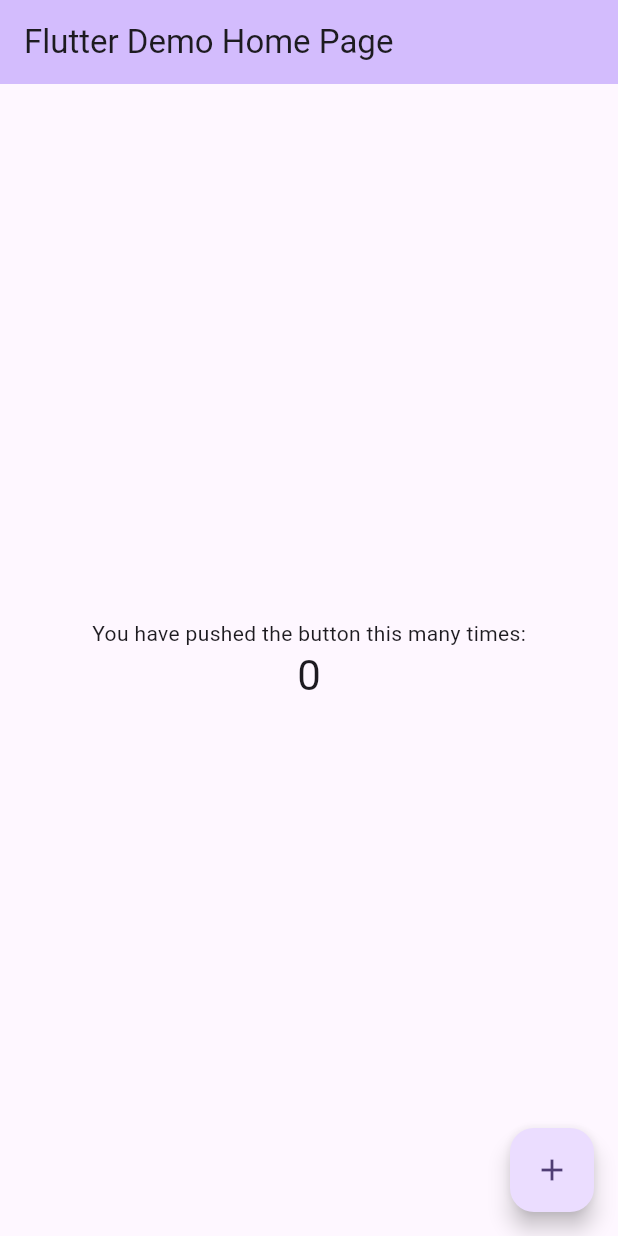
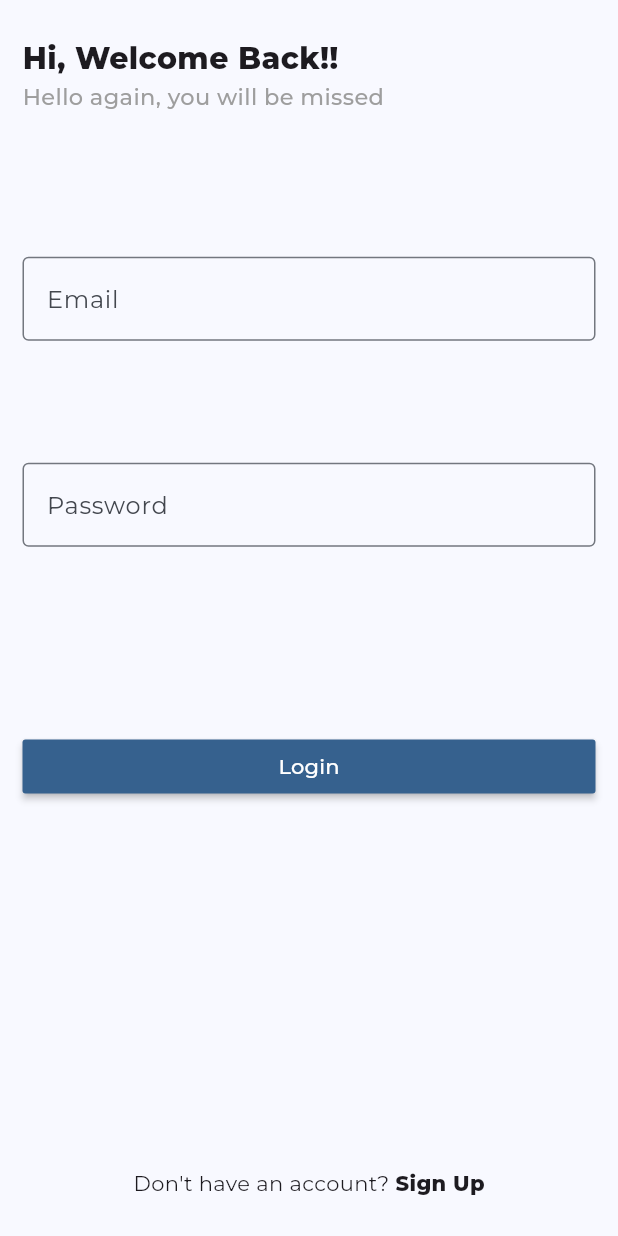
Before and after one commit to SanjayKParida/buzz-hub, a Flutter app: the screen it shows after launch, on a phone screen of 412 x 824 dp. Run offline on Flutter 3.47's test engine with Material 3 defaults, Android fonts, the light colour scheme and no system bars; our stand-ins replace firebase_analytics, firebase_auth, firebase_core, get_it, google_fonts; accounts and stored records are empty.

Commit message:
login functionality implemented

```diff
--- /dev/null
+++ b/lib/consts.dart
@@ -0,0 +1,10 @@
+final RegExp EMAIL_VALIDATION_REGEX =
+    RegExp(r"^[\w-\.]+@([\w-]+\.)+[\w-]{2,4}$");
+
+final RegExp PASSWORD_VALIDATION_REGEX =
+    RegExp(r"^(?=.*\d)(?=.*[a-z])(?=.*[A-Z])(?=.*[a-zA-Z]).{8,}$");
+
+final RegExp NAME_VALIDATION_REGEX = RegExp(r"\b([A-ZÀ-ÿ][-,a-z. ']+[ ]*)+");
+
+final String PLACEHOLDER_PFP =
+    "https://t3.ftcdn.net/jpg/05/16/27/58/360_F_516275801_f3Fsp17x6HQK0xQgDQEELoTuERO4SsWV.jpg";
--- a/lib/main.dart
+++ b/lib/main.dart
@@ -1,125 +1,33 @@
+import 'package:buzzhub/pages/login_page.dart';
+import 'package:buzzhub/utils.dart';
+import 'package:firebase_analytics/firebase_analytics.dart';
 import 'package:flutter/material.dart';
+import 'package:google_fonts/google_fonts.dart';
 
-void main() {
+void main() async {
+  await setup();
+
   runApp(const MyApp());
+}
+
+Future<void> setup() async {
+  WidgetsFlutterBinding.ensureInitialized();
+  await setupFirebase();
+  await registerServices();
 }
 
 class MyApp extends StatelessWidget {
   const MyApp({super.key});
 
-  // This widget is the root of your application.
   @override
   Widget build(BuildContext context) {
     return MaterialApp(
       title: 'Flutter Demo',
       theme: ThemeData(
-        // This is the theme of your application.
-        //
-        // TRY THIS: Try running your application with "flutter run". You'll see
-        // the application has a purple toolbar. Then, without quitting the app,
-        // try changing the seedColor in the colorScheme below to Colors.green
-        // and then invoke "hot reload" (save your changes or press the "hot
-        // reload" button in a Flutter-supported IDE, or press "r" if you used
-        // the command line to start the app).
-        //
-        // Notice that the counter didn't reset back to zero; the application
-        // state is not lost during the reload. To reset the state, use hot
-        // restart instead.
-        //
-        // This works for code too, not just values: Most code changes can be
-        // tested with just a hot reload.
-        colorScheme: ColorScheme.fromSeed(seedColor: Colors.deepPurple),
-        useMaterial3: true,
-      ),
-      home: const MyHomePage(title: 'Flutter Demo Home Page'),
+          colorScheme: ColorScheme.fromSeed(seedColor: Colors.blue),
+          useMaterial3: true,
+          textTheme: GoogleFonts.montserratTextTheme()),
+      home: const LoginPage(),
     );
   }
 }
-
-class MyHomePage extends StatefulWidget {
-  const MyHomePage({super.key, required this.title});
-
-  // This widget is the home page of your application. It is stateful, meaning
-  // that it has a State object (defined below) that contains fields that affect
-  // how it looks.
-
-  // This class is the configuration for the state. It holds the values (in this
-  // case the title) provided by the parent (in this case the App widget) and
-  // used by the build method of the State. Fields in a Widget subclass are
-  // always marked "final".
-
-  final String title;
-
-  @override
-  State<MyHomePage> createState() => _MyHomePageState();
-}
-
-class _MyHomePageState extends State<MyHomePage> {
-  int _counter = 0;
-
-  void _incrementCounter() {
-    setState(() {
-      // This call to setState tells the Flutter framework that something has
-      // changed in this State, which causes it to rerun the build method below
-      // so that the display can reflect the updated values. If we changed
-      // _counter without calling setState(), then the build method would not be
-      // called again, and so nothing would appear to happen.
-      _counter++;
-    });
-  }
-
-  @override
-  Widget build(BuildContext context) {
-    // This method is rerun every time setState is called, for instance as done
-    // by the _incrementCounter method above.
-    //
-    // The Flutter framework has been optimized to make rerunning build methods
-    // fast, so that you can just rebuild anything that needs updating rather
-    // than having to individually change instances of widgets.
-    return Scaffold(
-      appBar: AppBar(
-        // TRY THIS: Try changing the color here to a specific color (to
-        // Colors.amber, perhaps?) and trigger a hot reload to see the AppBar
-        // change color while the other colors stay the same.
-        backgroundColor: Theme.of(context).colorScheme.inversePrimary,
-        // Here we take the value from the MyHomePage object that was created by
-        // the App.build method, and use it to set our appbar title.
-        title: Text(widget.title),
-      ),
-      body: Center(
-        // Center is a layout widget. It takes a single child and positions it
-        // in the middle of the parent.
-        child: Column(
-          // Column is also a layout widget. It takes a list of children and
-          // arranges them vertically. By default, it sizes itself to fit its
-          // children horizontally, and tries to be as tall as its parent.
-          //
-          // Column has various properties to control how it sizes itself and
-          // how it positions its children. Here we use mainAxisAlignment to
-          // center the children vertically; the main axis here is the vertical
-          // axis because Columns are vertical (the cross axis would be
-          // horizontal).
-          //
-          // TRY THIS: Invoke "debug painting" (choose the "Toggle Debug Paint"
-          // action in the IDE, or press "p" in the console), to see the
-          // wireframe for each widget.
-          mainAxisAlignment: MainAxisAlignment.center,
-          children: <Widget>[
-            const Text(
-              'You have pushed the button this many times:',
-            ),
-            Text(
-              '$_counter',
-              style: Theme.of(context).textTheme.headlineMedium,
-            ),
-          ],
-        ),
-      ),
-      floatingActionButton: FloatingActionButton(
-        onPressed: _incrementCounter,
-        tooltip: 'Increment',
-        child: const Icon(Icons.add),
-      ), // This trailing comma makes auto-formatting nicer for build methods.
-    );
-  }
-}
--- /dev/null
+++ b/lib/pages/login_page.dart
@@ -0,0 +1,144 @@
+import 'package:buzzhub/consts.dart';
+import 'package:buzzhub/services/auth_service.dart';
+import 'package:buzzhub/widgets/custom_form_field.dart';
+import 'package:flutter/material.dart';
+import 'package:get_it/get_it.dart';
+
+class LoginPage extends StatefulWidget {
+  const LoginPage({super.key});
+
+  @override
+  State<LoginPage> createState() => _LoginPageState();
+}
+
+class _LoginPageState extends State<LoginPage> {
+  final GlobalKey<FormState> _loginFormKey = GlobalKey();
+  final GetIt _getIt = GetIt.instance;
+  late AuthService _authService;
+
+  String? email, password;
+
+  @override
+  void initState() {
+    super.initState();
+    _authService = _getIt.get<AuthService>();
+  }
+
+  @override
+  Widget build(BuildContext context) {
+    return Scaffold(
+      resizeToAvoidBottomInset: false,
+      body: _buildUI(),
+    );
+  }
+
+  Widget _buildUI() {
+    return SafeArea(
+        child: Padding(
+      padding: const EdgeInsets.symmetric(horizontal: 15, vertical: 25),
+      child: Column(
+        children: [
+          _headerText(),
+          _loginForm(),
+          _loginButton(),
+          _createAnAccountLink()
+        ],
+      ),
+    ));
+  }
+
+  Widget _headerText() {
+    return SizedBox(
+      width: MediaQuery.sizeOf(context).width,
+      child: const Column(
+        mainAxisSize: MainAxisSize.max,
+        mainAxisAlignment: MainAxisAlignment.start,
+        crossAxisAlignment: CrossAxisAlignment.start,
+        children: [
+          Text(
+            "Hi, Welcome Back!!",
+            style: TextStyle(fontSize: 20, fontWeight: FontWeight.w800),
+          ),
+          Text(
+            "Hello again, you will be missed",
+            style: TextStyle(
+                fontSize: 15, fontWeight: FontWeight.w500, color: Colors.grey),
+          )
+        ],
+      ),
+    );
+  }
+
+  Widget _loginForm() {
+    return Container(
+      height: MediaQuery.sizeOf(context).height * 0.40,
+      margin: EdgeInsets.symmetric(
+          vertical: MediaQuery.sizeOf(context).height * 0.05),
+      child: Form(
+          key: _loginFormKey,
+          child: Column(
+            mainAxisSize: MainAxisSize.max,
+            mainAxisAlignment: MainAxisAlignment.spaceEvenly,
+            crossAxisAlignment: CrossAxisAlignment.center,
+            children: [
+              CustomFormField(
+                validationRegEx: EMAIL_VALIDATION_REGEX,
+                height: MediaQuery.sizeOf(context).height * 0.1,
+                hintText: "Email",
+                onSaved: (value) {
+                  setState(() {
+                    email = value;
+                  });
+                },
+              ),
+              CustomFormField(
+                validationRegEx: PASSWORD_VALIDATION_REGEX,
+                obscureText: true,
+                height: MediaQuery.sizeOf(context).height * 0.1,
+                hintText: "Password",
+                onSaved: (value) {
+                  setState(() {
+                    password = value;
+                  });
+                },
+              )
+            ],
+          )),
+    );
+  }
+
+  Widget _loginButton() {
+    return SizedBox(
+      width: MediaQuery.sizeOf(context).width,
+      child: MaterialButton(
+          color: Theme.of(context).primaryColor,
+          child: const Text(
+            "Login",
+            style: TextStyle(color: Colors.white),
+          ),
+          onPressed: () async {
+            if (_loginFormKey.currentState?.validate() ?? false) {
+              _loginFormKey.currentState?.save();
+              bool result = await _authService.login(email!, password!);
+              print(result);
+            }
+          }),
+    );
+  }
+
+  Widget _createAnAccountLink() {
+    return const Expanded(
+        child: Row(
+      mainAxisSize: MainAxisSize.max,
+      mainAxisAlignment: MainAxisAlignment.center,
+      crossAxisAlignment: CrossAxisAlignment.end,
+      children: [
+        Text("Don't have an account? "),
+        Text(
+          "Sign Up",
+          style: TextStyle(fontWeight: FontWeight.w800),
+        )
+      ],
+    ));
+  }
+}
--- /dev/null
+++ b/lib/services/auth_service.dart
@@ -0,0 +1,27 @@
+import 'package:firebase_auth/firebase_auth.dart';
+
+class AuthService {
+  final FirebaseAuth _firebaseAuth = FirebaseAuth.instance;
+
+  User? _user;
+
+  User? get user {
+    return _user;
+  }
+
+  AuthService() {}
+
+  Future<bool> login(String email, String password) async {
+    try {
+      final credentials = await _firebaseAuth.signInWithEmailAndPassword(
+          email: email, password: password);
+      if (credentials.user != null) {
+        _user = credentials.user;
+        return true;
+      }
+    } catch (e) {
+      print(e);
+    }
+    return false;
+  }
+}
--- /dev/null
+++ b/lib/widgets/custom_form_field.dart
@@ -0,0 +1,36 @@
+import 'package:flutter/material.dart';
+
+class CustomFormField extends StatelessWidget {
+  final String hintText;
+  final double height;
+  final RegExp validationRegEx;
+  final bool obscureText;
+  final void Function(String?) onSaved;
+
+  const CustomFormField(
+      {super.key,
+      required this.hintText,
+      required this.height,
+      this.obscureText = false,
+      required this.validationRegEx,
+      required this.onSaved});
+
+  @override
+  Widget build(BuildContext context) {
+    return SizedBox(
+      height: height,
+      child: TextFormField(
+        onSaved: onSaved,
+        obscureText: obscureText,
+        validator: (value) {
+          if (value != null && validationRegEx.hasMatch(value)) {
+            return null;
+          }
+          return "Enter a valid ${hintText.toLowerCase()}";
+        },
+        decoration: InputDecoration(
+            hintText: hintText, border: const OutlineInputBorder()),
+      ),
+    );
+  }
+}
```
Also changed, not shown: lib/services/navigation_service.dart (added, +22 -0 lines), lib/utils.dart (added, +15 -0 lines), pubspec.yaml (+11 -0 lines), firebase.json (added), lib/firebase_options.dart (added), pubspec.lock, 8 other files.
